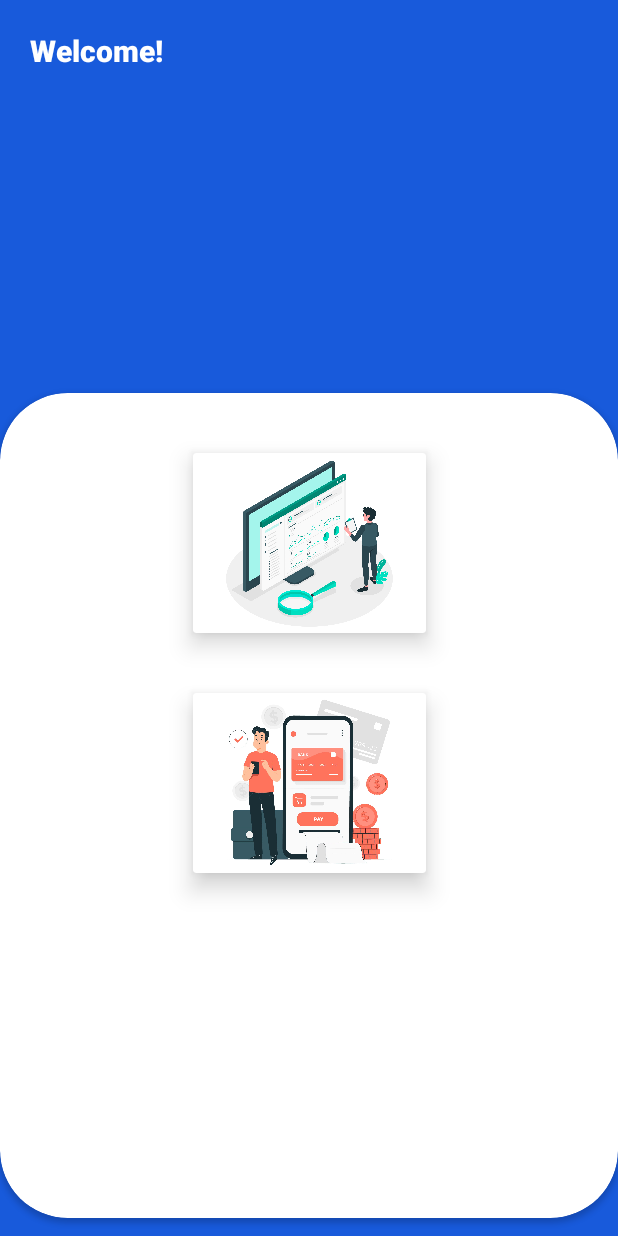
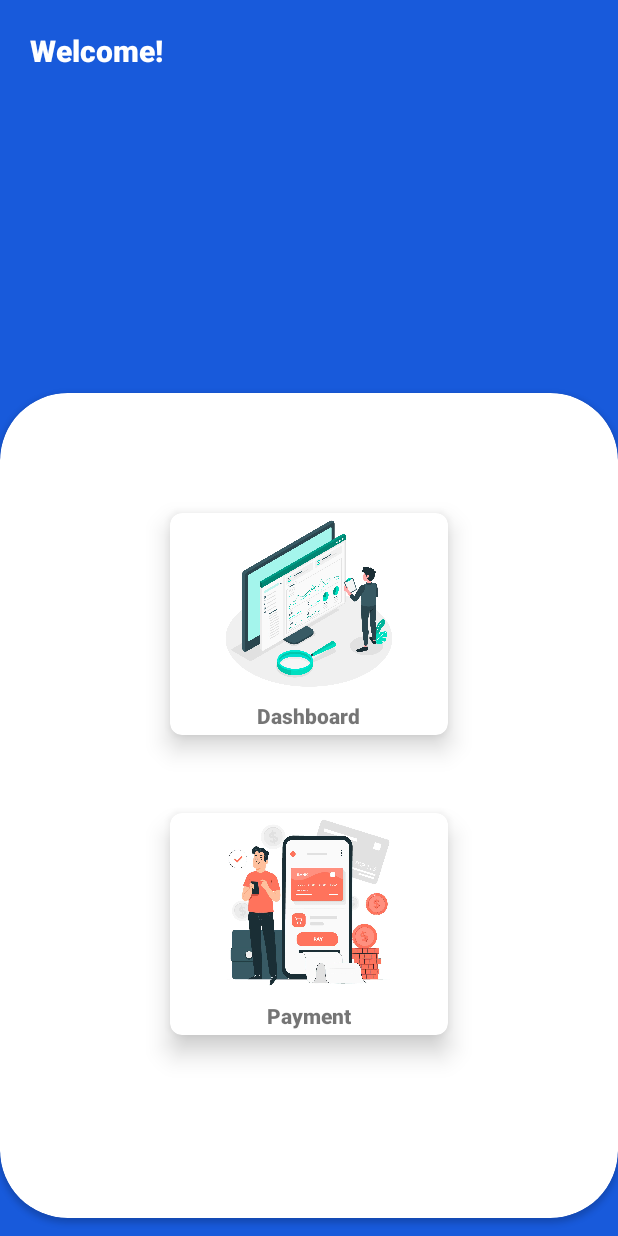
Before and after one commit to ilham-2001/waltz-IoT, an Android app: the screen it shows after launch (MainMenu), on a phone screen of 412 x 824 dp. Run offline under Robolectric (Android 15) with nearby library versions, the phone set to English and light mode, and no system bars.

Commit message:
improve dashboard

```diff
--- a/app/src/main/AndroidManifest.xml
+++ b/app/src/main/AndroidManifest.xml
@@ -12,14 +12,16 @@
         android:dataExtractionRules="@xml/data_extraction_rules"
         android:fullBackupContent="@xml/backup_rules"
         android:icon="@mipmap/ic_launcher"
-        android:label=""
+        android:label="Waltz"
         android:roundIcon="@mipmap/ic_launcher_round"
         android:supportsRtl="true"
         android:theme="@style/Theme.Waltz"
         tools:targetApi="31">
         <activity
             android:name=".DashBoard"
-            android:exported="false" />
+            android:exported="false"
+            android:label="Dashboard"
+            android:parentActivityName=".MainMenu"/>
         <activity
             android:name=".MainMenu"
             android:exported="false" />
--- a/app/src/main/res/layout/activity_main_menu.xml
+++ b/app/src/main/res/layout/activity_main_menu.xml
@@ -18,7 +18,17 @@
         app:layout_constraintStart_toStartOf="@id/root"
         app:layout_constraintTop_toTopOf="@id/root" />
 
+    <!--    <ImageView-->
+    <!--        android:layout_width="80dp"-->
+    <!--        android:layout_height="80dp"-->
+    <!--        android:src="@drawable/logo_pln"-->
+    <!--        app:layout_constraintTop_toTopOf="parent"-->
+    <!--        app:layout_constraintStart_toStartOf="parent"-->
+    <!--        app:layout_constraintEnd_toEndOf="parent"-->
+    <!--        app:layout_constraintBottom_toTopOf="@id/cv_menu_holder"/>-->
+
     <androidx.cardview.widget.CardView
+        android:id="@+id/cv_menu_holder"
         android:layout_width="match_parent"
         android:layout_height="550dp"
         android:layout_marginTop="250dp"
@@ -34,37 +44,70 @@
 
             <androidx.cardview.widget.CardView
                 android:id="@+id/cv_dashboard"
-                android:layout_width="155dp"
-                android:layout_height="120dp"
-                android:layout_marginTop="40dp"
+                android:layout_width="185dp"
+                android:layout_height="148dp"
+                android:layout_marginTop="80dp"
+                app:cardCornerRadius="8dp"
                 app:cardElevation="10dp"
                 app:layout_constraintEnd_toEndOf="parent"
                 app:layout_constraintStart_toStartOf="parent"
                 app:layout_constraintTop_toTopOf="parent">
 
+                <LinearLayout
+                    android:layout_width="match_parent"
+                    android:layout_height="match_parent"
+                    android:orientation="vertical">
+
                     <ImageView
+                        android:id="@+id/iv_dashboard"
+                        android:layout_width="wrap_content"
+                        android:layout_height="120dp"
+                        android:fontFamily="sans-serif-black"
+                        android:src="@drawable/dashboard" />
+
+                    <TextView
                         android:layout_width="wrap_content"
                         android:layout_height="wrap_content"
+                        android:layout_gravity="center"
+                        android:layout_marginTop="5dp"
                         android:fontFamily="sans-serif-black"
-                    android:src="@drawable/dashboard"/>
+                        android:text="Dashboard" />
+
+                </LinearLayout>
 
             </androidx.cardview.widget.CardView>
 
             <androidx.cardview.widget.CardView
                 android:id="@+id/cv_payment"
-                android:layout_width="155dp"
-                android:layout_height="120dp"
-                android:layout_marginTop="160dp"
+                android:layout_width="185dp"
+                android:layout_height="148dp"
+                android:layout_marginTop="200dp"
+                app:cardCornerRadius="8dp"
                 app:cardElevation="10dp"
                 app:layout_constraintEnd_toEndOf="@id/cv_dashboard"
                 app:layout_constraintStart_toStartOf="@id/cv_dashboard"
                 app:layout_constraintTop_toTopOf="@id/cv_dashboard">
 
+                <LinearLayout
+                    android:layout_width="match_parent"
+                    android:layout_height="match_parent"
+                    android:orientation="vertical">
+
                     <ImageView
                         android:layout_width="wrap_content"
+                        android:layout_height="120dp"
+                        android:fontFamily="sans-serif-black"
+                        android:src="@drawable/e_payment" />
+
+                    <TextView
+                        android:layout_width="wrap_content"
                         android:layout_height="wrap_content"
+                        android:layout_gravity="center"
+                        android:layout_marginTop="5dp"
                         android:fontFamily="sans-serif-black"
-                    android:src="@drawable/e_payment"/>
+                        android:text="Payment" />
+
+                </LinearLayout>
 
             </androidx.cardview.widget.CardView>
 
--- a/app/src/main/res/values-night/themes.xml
+++ b/app/src/main/res/values-night/themes.xml
@@ -2,9 +2,9 @@
     <!-- Base application theme. -->
     <style name="Theme.Waltz" parent="Theme.MaterialComponents.DayNight.DarkActionBar">
         <!-- Primary brand color. -->
-        <item name="colorPrimary">@color/purple_200</item>
-        <item name="colorPrimaryVariant">@color/purple_700</item>
-        <item name="colorOnPrimary">@color/black</item>
+        <item name="colorPrimary">@color/main</item>
+        <item name="colorPrimaryVariant">@color/main</item>
+        <item name="colorOnPrimary">@color/white</item>
         <!-- Secondary brand color. -->
         <item name="colorSecondary">@color/teal_200</item>
         <item name="colorSecondaryVariant">@color/teal_200</item>
```
Also changed, not shown: app/src/main/java/com/example/waltz/DashBoard.kt (+92 -43 lines), app/src/main/res/layout/activity_dash_board.xml (+59 -8 lines). Lines whose indentation alone changed are shown as unchanged.
